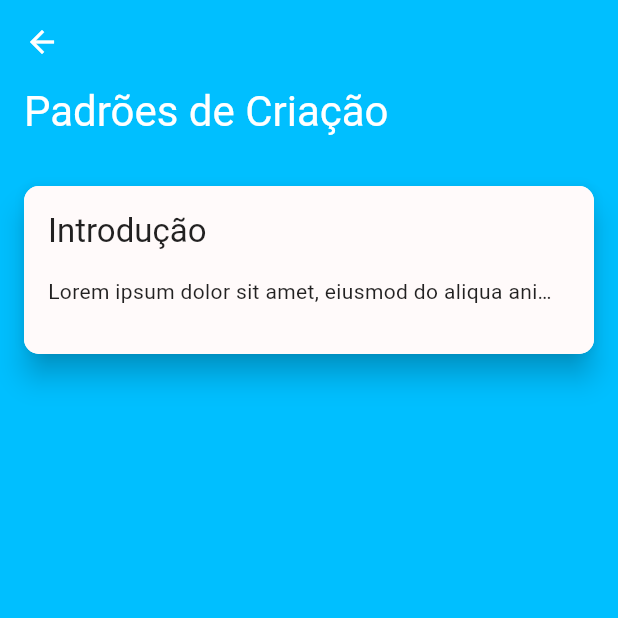
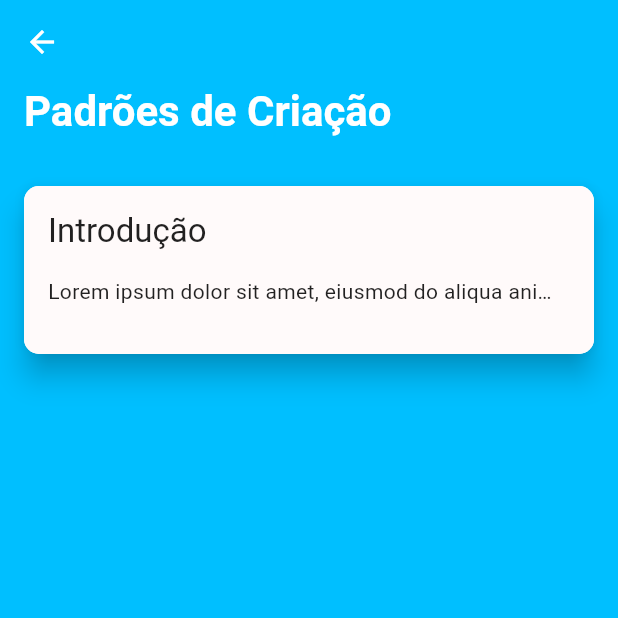
Before and after one commit to devkaio/appy, a Flutter app: the screen it shows after launch, after a tap on "Padrões de Criação", on a phone screen of 412 x 824 dp, the top half of it. Run offline on Flutter 3.47's test engine with Material 2 defaults, Android fonts, the phone set to English and light mode, and no system bars; our stand-ins replace flutter_markdown.

Commit message:
chore: minor text fixes

```diff
--- a/lib/src/pages/category/category.dart
+++ b/lib/src/pages/category/category.dart
@@ -90,6 +90,7 @@ class _CategoryState extends State<Category>
                   child: PreferredSize(
                     preferredSize: Size.fromHeight(_appBarHeigh),
                     child: AppBar(
+                      centerTitle: true,
                       title: AnimatedOpacity(
                         opacity: _appBarTitleOpacity,
                         duration: const Duration(milliseconds: 250),
@@ -135,8 +136,9 @@ class _CategoryState extends State<Category>
                                   style: Theme.of(context)
                                       .textTheme
                                       .headline4!
-                                      .apply(
+                                      .copyWith(
                                         color: Colors.white,
+                                        fontWeight: FontWeight.bold,
                                       ),
                                 ),
                               ],
--- a/lib/src/pages/design_pattern_details/design_pattern_details.dart
+++ b/lib/src/pages/design_pattern_details/design_pattern_details.dart
@@ -135,6 +135,7 @@ class _DesignPatternDetailsState extends State<DesignPatternDetails>
                   child: PreferredSize(
                     preferredSize: Size.fromHeight(_appBarHeight),
                     child: AppBar(
+                      centerTitle: true,
                       title: AnimatedOpacity(
                         opacity: _appBarTitleOpacity,
                         duration: const Duration(
--- a/lib/src/pages/home/widgets/home_menu_card.dart
+++ b/lib/src/pages/home/widgets/home_menu_card.dart
@@ -23,6 +23,7 @@ class HomeMenuCard extends StatelessWidget {
       titleStyle: Theme.of(context).textTheme.subtitle1?.copyWith(
             fontSize: Constants.mediumLarge,
             color: Colors.white,
+            fontWeight: FontWeight.bold,
           ),
       subtitleStyle: Theme.of(context).textTheme.subtitle2?.copyWith(
             fontSize: Constants.large,
--- a/lib/src/pages/home/widgets/home_menu_header.dart
+++ b/lib/src/pages/home/widgets/home_menu_header.dart
@@ -15,14 +15,17 @@ class MainMenuHeader extends StatelessWidget {
         children: [
           Text(
             "APPY",
-            style: Theme.of(context).textTheme.headline4,
+            style: Theme.of(context)
+                .textTheme
+                .headline4
+                ?.copyWith(fontWeight: FontWeight.bold),
           ),
           const SizedBox(
             height: Constants.medium,
           ),
           Text(
-            "Criado com Flutter",
-            style: Theme.of(context).textTheme.headline5,
+            "Feito com Flutter",
+            style: Theme.of(context).textTheme.subtitle2,
           )
         ],
       ),
```
